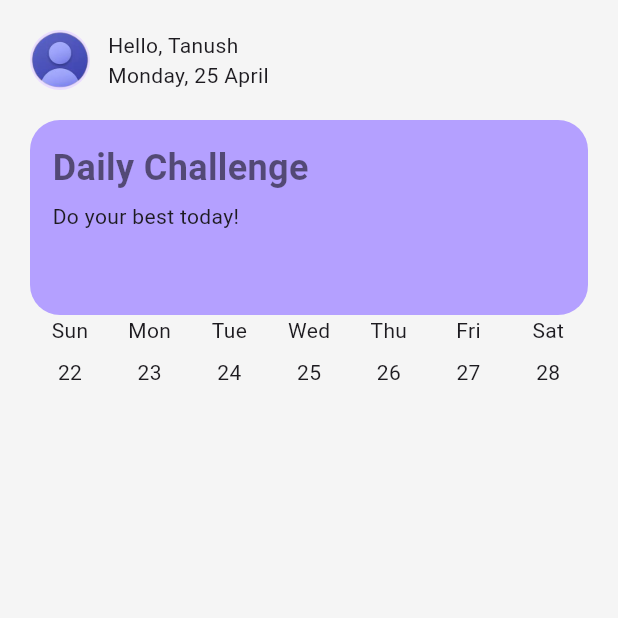
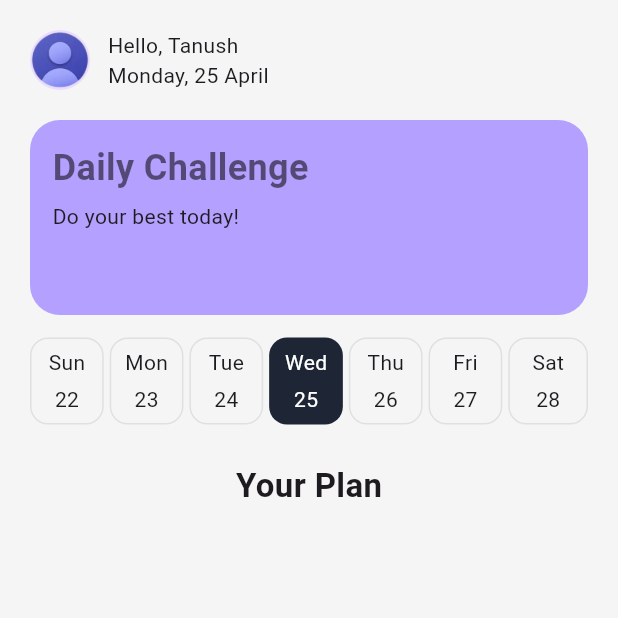
Before and after one commit to devspark-2501/Flutter-Mobile-UI-Designs, a Flutter app: the screen it shows after launch, on a phone screen of 412 x 824 dp, the top half of it. Run offline on Flutter 3.47's test engine with Material 3 defaults, Android fonts, the phone set to English and light mode, and no system bars.

Commit message:
Planner file orgainsed

```diff
--- a/lib/Widget/date_selector.dart
+++ b/lib/Widget/date_selector.dart
@@ -3,77 +3,188 @@ import 'package:flutter/material.dart';
 class DateSelector extends StatelessWidget {
   @override
   Widget build(BuildContext context) {
-    // TODO: implement build
     return Row(
       children: [
         Expanded(
+          child: Container(
+            height: 58,
+            margin: EdgeInsets.only(right: 4),
+
+            decoration: BoxDecoration(
+              border: Border.all(
+                color: Colors.grey.shade300,
+              ),
+              borderRadius: BorderRadius.circular(12),
+            ),
+
             child: Column(
+              mainAxisAlignment: MainAxisAlignment.center,
               children: [
                 Text('Sun'),
-                SizedBox(height: 8),
+
+                SizedBox(height: 5),
+
                 Text('22'),
               ],
             ),
+          ),
         ),
 
         Expanded(
+          child: Container(
+            height: 58,
+            margin: EdgeInsets.only(right: 4),
+
+            decoration: BoxDecoration(
+              border: Border.all(
+                color: Colors.grey.shade300,
+              ),
+              borderRadius: BorderRadius.circular(12),
+            ),
+
             child: Column(
+              mainAxisAlignment: MainAxisAlignment.center,
               children: [
                 Text('Mon'),
-                SizedBox(height: 8),
+
+                SizedBox(height: 5),
+
                 Text('23'),
               ],
             ),
+          ),
         ),
 
         Expanded(
+          child: Container(
+            height: 58,
+            margin: EdgeInsets.only(right: 4),
+
+            decoration: BoxDecoration(
+              border: Border.all(
+                color: Colors.grey.shade300,
+              ),
+              borderRadius: BorderRadius.circular(12),
+            ),
+
             child: Column(
+              mainAxisAlignment: MainAxisAlignment.center,
               children: [
                 Text('Tue'),
-                SizedBox(height: 8),
+
+                SizedBox(height: 5),
+
                 Text('24'),
               ],
             ),
+          ),
         ),
 
         Expanded(
+          child: Container(
+            height: 58,
+            margin: EdgeInsets.only(right: 4),
+
+            decoration: BoxDecoration(
+              color: Color(0xFF1E2636),
+              borderRadius: BorderRadius.circular(12),
+            ),
+
             child: Column(
+              mainAxisAlignment: MainAxisAlignment.center,
               children: [
-                Text('Wed'),
-                SizedBox(height: 8),
-                Text('25'),
+                Text(
+                  'Wed',
+                  style: TextStyle(
+                    color: Colors.white,
+                  ),
+                ),
+
+                SizedBox(height: 5),
+
+                Text(
+                  '25',
+                  style: TextStyle(
+                    color: Colors.white,
+                  ),
+                ),
               ],
             ),
+          ),
         ),
 
         Expanded(
+          child: Container(
+            height: 58,
+            margin: EdgeInsets.only(right: 4),
+
+            decoration: BoxDecoration(
+              border: Border.all(
+                color: Colors.grey.shade300,
+              ),
+              borderRadius: BorderRadius.circular(12),
+            ),
+
             child: Column(
+              mainAxisAlignment: MainAxisAlignment.center,
               children: [
                 Text('Thu'),
-                SizedBox(height: 8),
+
+                SizedBox(height: 5),
+
                 Text('26'),
               ],
             ),
+          ),
         ),
 
         Expanded(
+          child: Container(
+            height: 58,
+            margin: EdgeInsets.only(right: 4),
+
+            decoration: BoxDecoration(
+              border: Border.all(
+                color: Colors.grey.shade300,
+              ),
+              borderRadius: BorderRadius.circular(12),
+            ),
+
             child: Column(
+              mainAxisAlignment: MainAxisAlignment.center,
               children: [
                 Text('Fri'),
-                SizedBox(height: 8),
+
+                SizedBox(height: 5),
+
                 Text('27'),
               ],
             ),
+          ),
         ),
 
         Expanded(
+          child: Container(
+            height: 58,
+
+            decoration: BoxDecoration(
+              border: Border.all(
+                color: Colors.grey.shade300,
+              ),
+              borderRadius: BorderRadius.circular(12),
+            ),
+
             child: Column(
+              mainAxisAlignment: MainAxisAlignment.center,
               children: [
                 Text('Sat'),
-                SizedBox(height: 8),
+
+                SizedBox(height: 5),
+
                 Text('28'),
               ],
             ),
+          ),
         ),
       ],
     );
--- /dev/null
+++ b/lib/Widget/planner.dart
@@ -0,0 +1,22 @@
+import 'package:flutter/material.dart';
+
+class Planner extends StatelessWidget {
+  @override
+  Widget build(BuildContext context) {
+    // TODO: implement build
+    return Column(
+       crossAxisAlignment: CrossAxisAlignment.start,
+
+      children: [
+        Text(
+          'Your Plan',
+
+          style: TextStyle(
+            fontSize: 22,
+            fontWeight: FontWeight.bold,
+          ),
+        )
+      ],
+    );
+  }
+}
--- a/lib/main.dart
+++ b/lib/main.dart
@@ -3,7 +3,7 @@ import 'package:flutter/material.dart';
 import 'package:ui_design/Widget/daily_challange.dart';
 import 'Widget/header.dart';
 import 'Widget/date_selector.dart';
-
+import 'Widget/planner.dart';
 
 void main() {
   runApp(AppCode());
@@ -36,8 +36,10 @@ class HomeCode extends StatelessWidget {
                   Header(),
                   SizedBox(height: 20), // gives space between both Widget in final UI
                   DailyChallange(),
-
+                  SizedBox(height: 15), // spacing
                   DateSelector(),
+                  SizedBox(height: 25), // spacing
+                  Planner(),
                 ],
               ),
           ),
```
